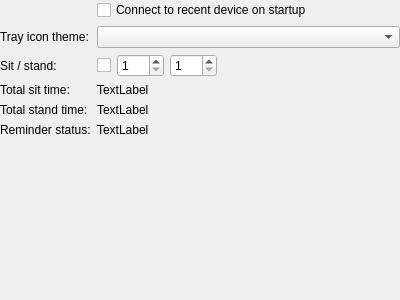
The window that src/linakdeskapp/ui/app_settings_widget.ui (anetczuk/LinakDeskApp) describes before a commit, drawn with Qt 5.
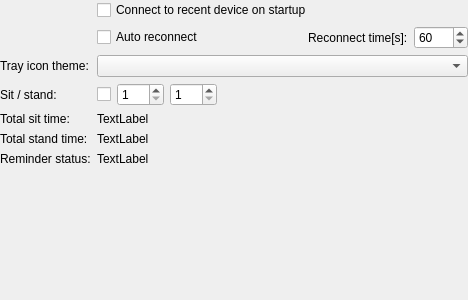
The same window after the commit. Custom widgets are drawn as their Qt base class.

Commit message: Add option: auto reconnect

The edit to the form file:
```diff
--- a/src/linakdeskapp/ui/app_settings_widget.ui
+++ b/src/linakdeskapp/ui/app_settings_widget.ui
@@ -6,7 +6,7 @@
    <rect>
     <x>0</x>
     <y>0</y>
-    <width>400</width>
+    <width>468</width>
     <height>300</height>
    </rect>
   </property>
@@ -29,14 +29,14 @@
    <property name="bottomMargin">
     <number>0</number>
    </property>
-   <item row="2" column="0">
+   <item row="3" column="0">
     <widget class="QLabel" name="reminderText">
      <property name="text">
       <string>Sit / stand:</string>
      </property>
     </widget>
    </item>
-   <item row="2" column="1">
+   <item row="3" column="1">
     <layout class="QHBoxLayout" name="horizontalLayout">
      <item>
       <widget class="QCheckBox" name="enabledRemCB">
@@ -83,14 +83,14 @@
      </item>
     </layout>
    </item>
-   <item row="5" column="0">
+   <item row="6" column="0">
     <widget class="QLabel" name="reminderStatusText">
      <property name="text">
       <string>Reminder status:</string>
      </property>
     </widget>
    </item>
-   <item row="5" column="1">
+   <item row="6" column="1">
     <widget class="QLabel" name="remStatusLabel">
      <property name="text">
       <string>TextLabel</string>
@@ -100,42 +100,42 @@
    <item row="6" column="0" colspan="2">
     <widget class="PositionChartWidget" name="positionChartWidget" native="true"/>
    </item>
-   <item row="3" column="0">
+   <item row="4" column="0">
     <widget class="QLabel" name="totalSitText">
      <property name="text">
       <string>Total sit time:</string>
      </property>
     </widget>
    </item>
-   <item row="4" column="0">
+   <item row="5" column="0">
     <widget class="QLabel" name="totalStandText">
      <property name="text">
       <string>Total stand time:</string>
      </property>
     </widget>
    </item>
-   <item row="3" column="1">
-    <widget class="QLabel" name="totalSitLabel">
-     <property name="text">
-      <string>TextLabel</string>
-     </property>
-    </widget>
-   </item>
    <item row="4" column="1">
+    <widget class="QLabel" name="totalSitLabel">
+     <property name="text">
+      <string>TextLabel</string>
+     </property>
+    </widget>
+   </item>
+   <item row="5" column="1">
     <widget class="QLabel" name="totalStandLabel">
      <property name="text">
       <string>TextLabel</string>
      </property>
     </widget>
    </item>
-   <item row="1" column="0">
+   <item row="2" column="0">
     <widget class="QLabel" name="trayThemeText">
      <property name="text">
       <string>Tray icon theme:</string>
      </property>
     </widget>
    </item>
-   <item row="1" column="1">
+   <item row="2" column="1">
     <widget class="QComboBox" name="trayThemeCB"/>
    </item>
    <item row="0" column="1">
@@ -145,6 +145,47 @@
      </property>
     </widget>
    </item>
+   <item row="1" column="1">
+    <layout class="QHBoxLayout" name="horizontalLayout_2">
+     <item>
+      <widget class="QCheckBox" name="autoReconnectCB">
+       <property name="text">
+        <string>Auto reconnect</string>
+       </property>
+      </widget>
+     </item>
+     <item>
+      <spacer name="horizontalSpacer_2">
+       <property name="orientation">
+        <enum>Qt::Horizontal</enum>
+       </property>
+       <property name="sizeHint" stdset="0">
+        <size>
+         <width>40</width>
+         <height>20</height>
+        </size>
+       </property>
+      </spacer>
+     </item>
+     <item>
+      <widget class="QLabel" name="reconnectTimeText">
+       <property name="text">
+        <string>Reconnect time[s]:</string>
+       </property>
+      </widget>
+     </item>
+     <item>
+      <widget class="QSpinBox" name="reconnectTimeSB">
+       <property name="maximum">
+        <number>7200</number>
+       </property>
+       <property name="value">
+        <number>60</number>
+       </property>
+      </widget>
+     </item>
+    </layout>
+   </item>
   </layout>
  </widget>
  <customwidgets>
```
Left out of the diff: 2 changed lines with no effect on the pictures. The commit also changes 2 other files.
